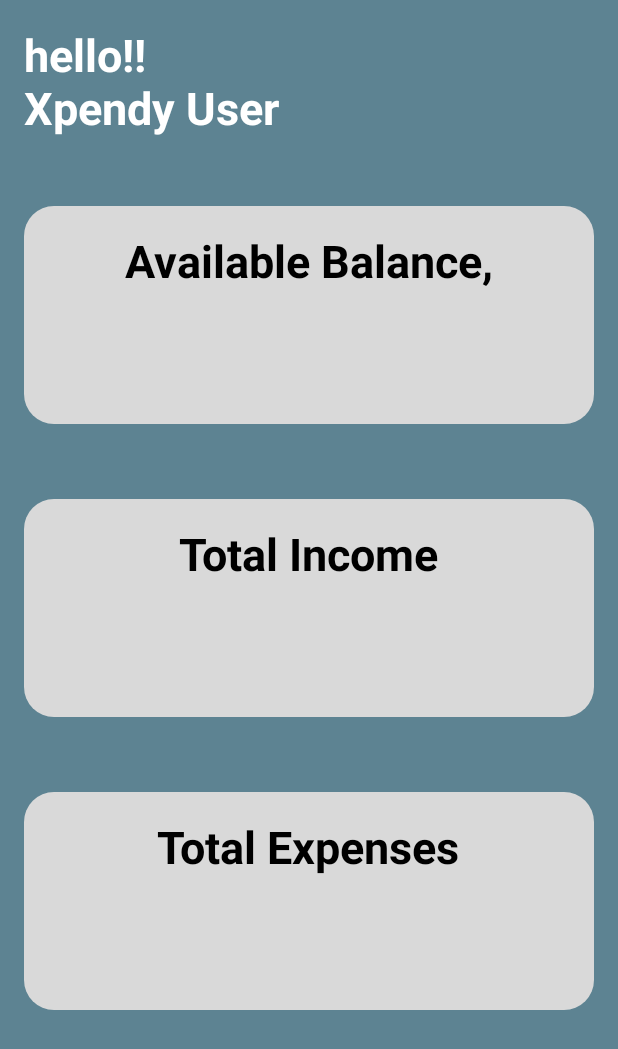
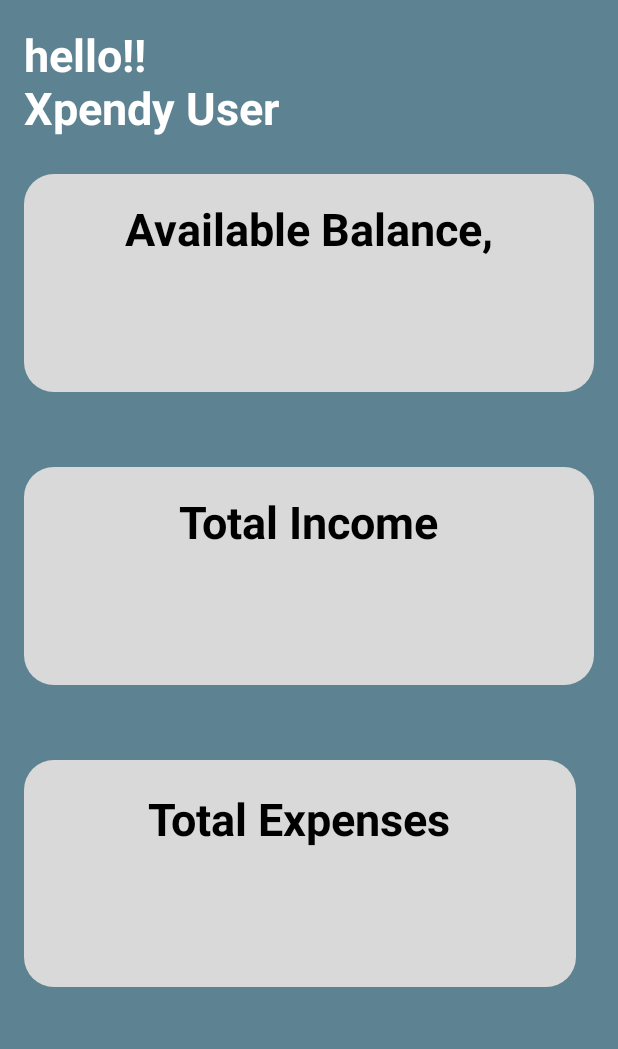
Before and after one commit to SA-Tester/Xpendy, an Android app: the layout fragment_home.xml on its own in the app's theme, with its tools: preview values and no code run, on a phone screen of 412 x 824 dp. Shown: the top 1049 px of the screen. Run offline under Robolectric (Android 15) with nearby library versions, the phone set to English and light mode, and no system bars.

Commit message:
Bug fixes and minor ui changes

```diff
--- a/app/src/main/java/com/example/xpendy/AddExpense.kt
+++ b/app/src/main/java/com/example/xpendy/AddExpense.kt
@@ -1,7 +1,5 @@
 package com.example.xpendy
 
-
-import android.content.Context
 import android.os.Bundle
 import android.widget.Button
 import android.widget.EditText
@@ -9,7 +7,6 @@
 import androidx.appcompat.widget.Toolbar
 import androidx.core.view.ViewCompat
 import androidx.core.view.WindowInsetsCompat
-
 
 class AddExpense : AppCompatActivity() {
 
--- a/app/src/main/java/com/example/xpendy/AddIncome.kt
+++ b/app/src/main/java/com/example/xpendy/AddIncome.kt
@@ -7,7 +7,6 @@
 import androidx.appcompat.widget.Toolbar
 import androidx.core.view.ViewCompat
 import androidx.core.view.WindowInsetsCompat
-import java.util.Locale
 
 class AddIncome : AppCompatActivity() {
 
--- a/app/src/main/res/layout/fragment_home.xml
+++ b/app/src/main/res/layout/fragment_home.xml
@@ -13,7 +13,7 @@
     <TextView
         android:id="@+id/welcomeLabel"
         android:layout_width="wrap_content"
-        android:layout_height="wrap_content"
+        android:layout_height="90dp"
         android:layout_marginBottom="10dp"
         android:text="hello!! \nXpendy User\n"
         android:textColor="#FFFFFF"
@@ -86,31 +86,30 @@
 
     <LinearLayout
         android:id="@+id/parentLayout3"
-        android:layout_width="match_parent"
-        android:layout_height="wrap_content"
+        android:layout_width="368dp"
+        android:layout_height="151dp"
         android:layout_marginBottom="50dp"
-        android:orientation="vertical"
+        android:background="@drawable/rounded_rectangle"
         android:gravity="center"
-        android:background="@drawable/rounded_rectangle"
-        >
+        android:orientation="vertical">
 
         <TextView
             android:id="@+id/expensesheadingLabel"
             android:layout_width="wrap_content"
             android:layout_height="wrap_content"
+            android:layout_margin="16dp"
             android:text="Total Expenses"
             android:textColor="#000000"
             android:textSize="30sp"
-            android:textStyle="bold"
-            android:layout_margin="16dp"/>
+            android:textStyle="bold" />
 
         <TextView
             android:id="@+id/expensesamountLabel"
             android:layout_width="wrap_content"
             android:layout_height="wrap_content"
+            android:layout_margin="16dp"
             android:textColor="#000000"
-            android:textSize="30sp"
-            android:layout_margin="16dp"/>
+            android:textSize="30sp" />
     </LinearLayout>
 
 </LinearLayout>
```
Also changed, not shown: app/src/main/java/com/example/xpendy/HomeFragment.kt (+28 -9 lines).
